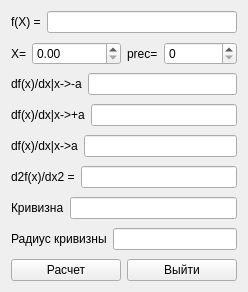
Above: formderivative.ui from igorternyuk/TeScientificCalculator before the change. Below: the same form after it.
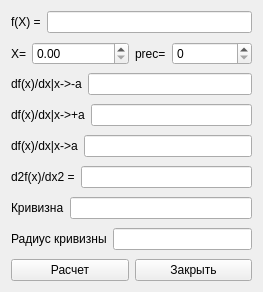
That is the form after the change.

The edit to the form file:
```diff
--- a/formderivative.ui
+++ b/formderivative.ui
@@ -6,7 +6,7 @@
    <rect>
     <x>0</x>
     <y>0</y>
-    <width>248</width>
+    <width>263</width>
     <height>292</height>
    </rect>
   </property>
@@ -158,7 +158,7 @@
      <item row="8" column="1">
       <widget class="QPushButton" name="pushButtonExit">
        <property name="text">
-        <string>Выйти</string>
+        <string>Закрыть</string>
        </property>
       </widget>
      </item>
```
